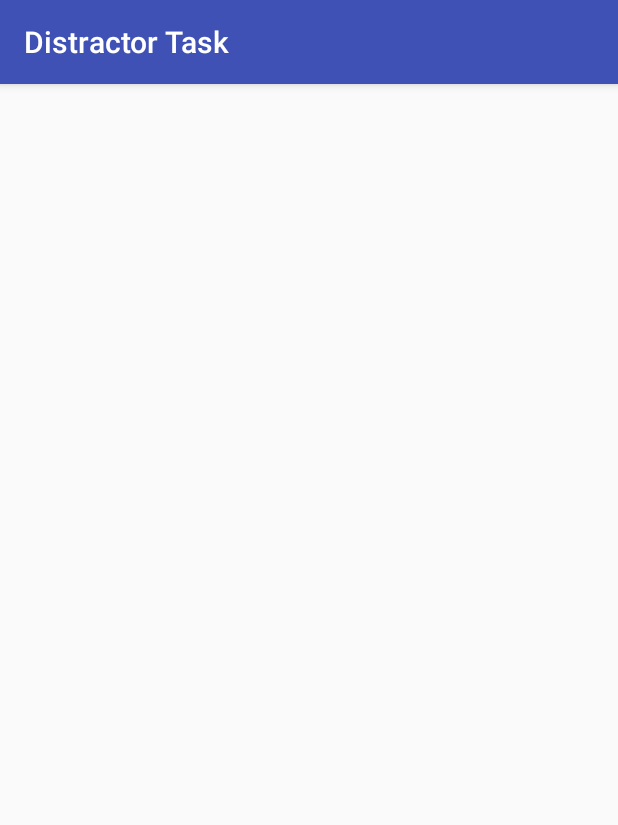
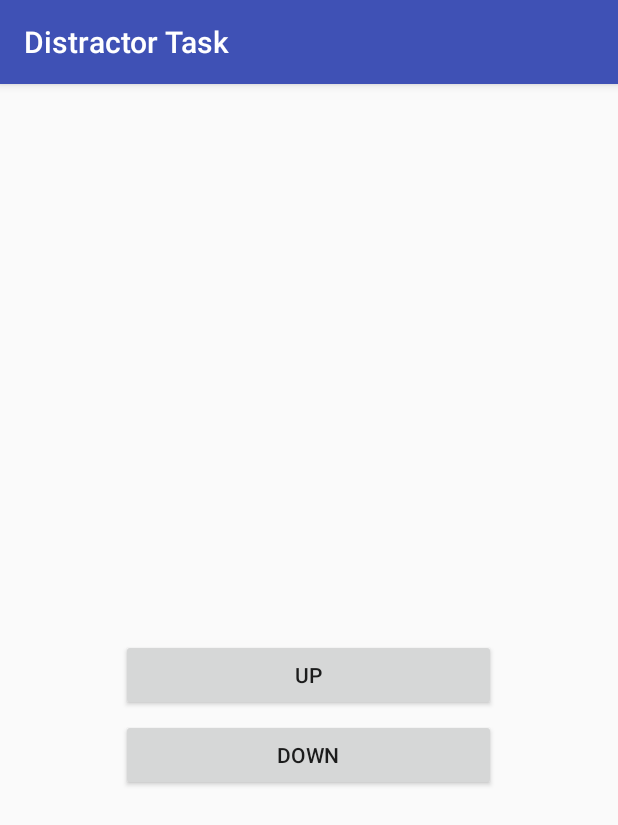
Before and after one commit to chrbonde/DistractorTask, an Android app: the DistractorTask2 screen opened directly, with no data from a screen before it, on a phone screen of 412 x 824 dp. Shown: the top 825 px of the screen. Run offline under Robolectric (Android 15) with nearby library versions, the light colour scheme and no system bars.

Commit message:
two random vibration patterns implemented
Signed-off-by: chrbonde <chr-bonde@hotmail.com>

```diff
--- a/app/src/main/java/hej/distractortask/DistractorTask2.java
+++ b/app/src/main/java/hej/distractortask/DistractorTask2.java
@@ -3,14 +3,29 @@ package hej.distractortask;
 import android.Manifest;
 import android.content.Context;
 import android.content.pm.PackageManager;
+import android.os.Environment;
 import android.os.VibrationEffect;
 import android.os.Vibrator;
 import android.support.v4.app.ActivityCompat;
 import android.support.v4.content.ContextCompat;
 import android.support.v7.app.AppCompatActivity;
 import android.os.Bundle;
+import android.view.View;
+import android.widget.Button;
+import android.widget.ImageView;
+import java.io.File;
+import java.io.FileWriter;
+import java.util.ArrayList;
+import java.util.Random;
 
 public class DistractorTask2 extends AppCompatActivity {
+
+    Random rand;
+    //ImageView randomArrow;
+    Button randomBtnUp;
+    Button randomBtnDown;
+    int btnUp = 1;
+    int btnDown = 0;
 
     public  static final int PERMISSIONS_MULTIPLE_REQUEST = 123;
 
@@ -20,8 +35,63 @@ public class DistractorTask2 extends AppCompatActivity {
         super.onCreate(savedInstanceState);
         setContentView(R.layout.activity_distractor_task2);
         checkPermission();
-        Vibrator vibrator = (Vibrator) getSystemService(Context.VIBRATOR_SERVICE);
-        vibrator.vibrate (1000);
+        Vibrator v = (Vibrator) getSystemService(Context.VIBRATOR_SERVICE);
+
+        long[] patternUp ={0, 100, 200, 100, 150 , 100 , 100 , 100 ,50, 100, 0, 100};
+        long[] patternDown ={0, 100, 0, 100, 50 , 100 , 100 , 100 ,150, 100, 200, 100};
+        final long[][] randomVibration = {patternDown,patternUp};
+        //v.vibrate (randomVibration[rand.nextInt(randomVibration.length)], -1);
+
+        /*randomBtnUp.setOnClickListener(new View.OnClickListener(){
+            @Override
+            public void onClick(View v) {
+
+
+                try {writeLog(btnUp);
+                }
+                catch (Exception ex)
+                {
+                    // TODO Auto-generated catch block
+                    ex.printStackTrace();
+                }
+                int vibrationNum = rand.nextInt(randomVibration.length);
+
+                try {writeLog(vibrationNum);
+                }
+                catch (Exception e)
+                {
+                    // TODO Auto-generated catch block
+                    e.printStackTrace();
+                }
+                var randomVib = randomVibration[vibrationNum];
+                v.vibrate (randomVibration[vibrationNum], -1);
+            }
+        });
+
+        randomBtnDown.setOnClickListener(new View.OnClickListener() {
+            @Override
+            public void onClick(View v) {
+
+
+                try {writeLog(btnDown);
+                }
+                catch (Exception ex)
+                {
+                    // TODO Auto-generated catch block
+                    ex.printStackTrace();
+                }
+                int arrowNum = rand.nextInt(images.length);
+                try {writeLog(arrowNum);
+                }
+                catch (Exception e)
+                {
+                    // TODO Auto-generated catch block
+                    e.printStackTrace();
+                }
+                randomArrow.setImageResource(images[arrowNum]);
+            }
+        }); */
+
     }
 
 
@@ -51,6 +121,16 @@ public class DistractorTask2 extends AppCompatActivity {
         }
     }
 
+    public void writeLog (Integer arrowStr) throws Exception{
+        File path = Environment.getExternalStoragePublicDirectory(Environment.DIRECTORY_DOWNLOADS);
+        File LogFile = new File(path, "arrowlog.txt");
+        final FileWriter LogWriter = new FileWriter(LogFile, true);
+        //LogWriter.write("");
+        LogWriter.write(arrowStr.toString());
+        LogWriter.write(",");
+        LogWriter.close();
+    }
+
     @Override
     public void onRequestPermissionsResult(int requestCode, String permissions[], int[] grantResults) {
         if (requestCode == PERMISSIONS_MULTIPLE_REQUEST) {
--- a/app/src/main/res/layout/activity_distractor_task2.xml
+++ b/app/src/main/res/layout/activity_distractor_task2.xml
@@ -1,9 +1,28 @@
 <?xml version="1.0" encoding="utf-8"?>
-<android.support.constraint.ConstraintLayout xmlns:android="http://schemas.android.com/apk/res/android"
+<RelativeLayout xmlns:android="http://schemas.android.com/apk/res/android"
     xmlns:app="http://schemas.android.com/apk/res-auto"
     xmlns:tools="http://schemas.android.com/tools"
     android:layout_width="match_parent"
     android:layout_height="match_parent"
     tools:context="hej.distractortask.DistractorTask2">
 
-</android.support.constraint.ConstraintLayout>
+    <Button
+        android:id="@+id/randomBtnUp"
+        android:text="Up"
+        android:layout_width="250dp"
+        android:layout_height="wrap_content"
+        android:layout_centerHorizontal="true"
+        android:gravity="center"
+        android:layout_marginTop="370dp"
+        />
+
+    <Button
+        android:id="@+id/randomBtnDown"
+        android:text="Down"
+        android:layout_width="250dp"
+        android:layout_height="wrap_content"
+        android:layout_below="@+id/randomBtnUp"
+        android:layout_centerInParent="true"
+        android:layout_marginTop="5dp"
+        />
+</RelativeLayout>
```
Also changed, not shown: 22 other files.
